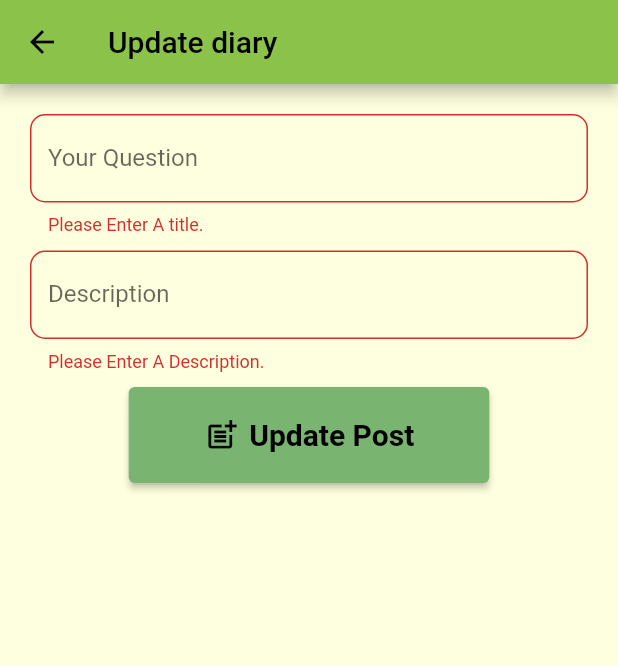
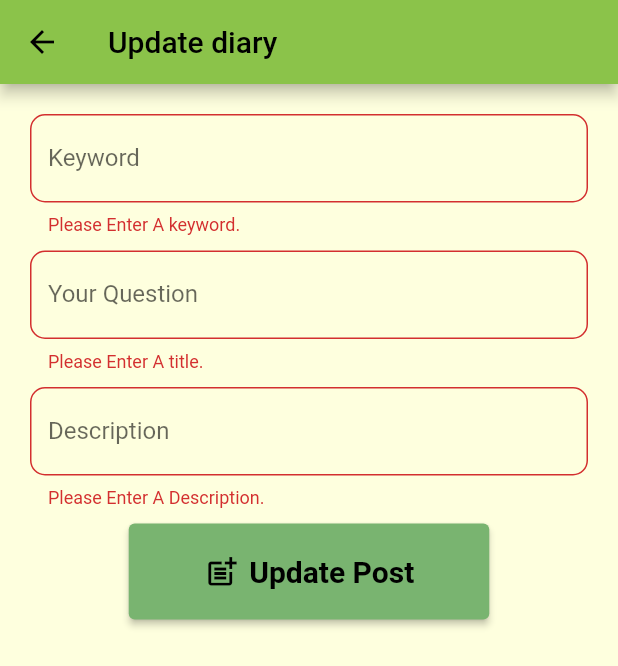
Before and after one commit to lochana-vishwajith/Flower_app, a Flutter app: the UpdateDiary screen opened directly with empty values, after a tap on "Update Post", on a phone screen of 412 x 824 dp. Shown: the top 666 px of the screen. Run offline on Flutter 3.47's test engine with Material 2 defaults, Android fonts, the phone set to English and light mode, and no system bars; our stand-ins replace firebase_database, flutter_secure_storage, fluttertoast, image_picker; missing offline and left inert: dart:ffi; accounts and stored records are empty; network calls fail.

Commit message:
added new chnges diary

```diff
--- a/client/lib/Components/my_blog_slides.dart
+++ b/client/lib/Components/my_blog_slides.dart
@@ -52,6 +52,7 @@ class MyBlogSlidesComponent extends StatelessWidget {
                                     id: model!.id,
                                     title: model!.title,
                                     description: model!.description,
+                                    keyword: model!.keyword,
                                   ));
                             },
                           ),
--- a/client/lib/Providers/diary_item_provider.dart
+++ b/client/lib/Providers/diary_item_provider.dart
@@ -12,6 +12,7 @@ class DiaryItemProvider extends ChangeNotifier {
   late String title;
   late String description;
   late String image;
+  late String keyword;
 
   List<DiaryItem> posts = [];
 
@@ -39,6 +40,15 @@ class DiaryItemProvider extends ChangeNotifier {
     return this.title;
   }
 
+  void setKeyword(String keyword) {
+    this.keyword = keyword;
+  }
+
+  String getKeyword() {
+    return this.keyword;
+  }
+
+
   void postDiaryItem(BuildContext context) async {
     print('title $title description $description');
     final response = await http.post(
@@ -49,6 +59,7 @@ class DiaryItemProvider extends ChangeNotifier {
         body: jsonEncode(<String, String>{
           'title': title,
           'description': description,
+          'keyword': keyword,
         }));
 
     if (response.statusCode == 200) {
@@ -135,7 +146,7 @@ class DiaryItemProvider extends ChangeNotifier {
     }
   }
 
-  void updateDiary(String id, String title, String description) async {
+  void updateDiary(String id, String title, String description,String keyword) async {
     final response = await http.put(
         Uri.parse('https://ctse-flowerapp.herokuapp.com/diary/$id'), //edit
         headers: <String, String>{
@@ -144,6 +155,7 @@ class DiaryItemProvider extends ChangeNotifier {
         body: jsonEncode(<String, String>{
           'title': title,
           'description': description,
+          'keyword': keyword,
         }));
 
     if (response.statusCode == 200) {
--- a/client/lib/main.dart
+++ b/client/lib/main.dart
@@ -53,7 +53,8 @@ class MyApp extends StatelessWidget {
         CreateDiary.routeName: (context) => const CreateDiary(),
         ViewDiary.routeName:(context) => const ViewDiary(),
         MyDiaries.routeName:(context)=>const  MyDiaries(),
-        UpdateDiary.routeName:(context) =>const UpdateDiary()
+        UpdateDiary.routeName:(context) =>const UpdateDiary(),
+
 
       },
     );
--- a/client/lib/models/diary_model.dart
+++ b/client/lib/models/diary_model.dart
@@ -10,21 +10,25 @@ class DiaryItem {
   String title;
   String description;
   late String? image;
+  String keyword;
 
   DiaryItem({
     required this.id,
     required this.title,
     required this.description,
+    required this.keyword,
   });
 
   factory DiaryItem.fromJson(Map<String, dynamic> json) => DiaryItem(
     id: json["_id"],
     title: json["title"],
     description: json["description"],
+    keyword: json["keyword"],
   );
   Map<String, dynamic> toJson() => {
     "_id": id,
     "_title": title,
     "_description": description,
+    "_keyword": keyword,
   };
 }
--- a/client/lib/screens/diary/diary.dart
+++ b/client/lib/screens/diary/diary.dart
@@ -18,7 +18,7 @@ class _DiaryState extends State<Diary> {
     super.initState();
   }
 
-  Widget DiaryList(posts) {
+  Widget diaryList(posts) {
     return SingleChildScrollView(
       child: Column(
         mainAxisAlignment: MainAxisAlignment.spaceAround,
@@ -49,7 +49,7 @@ class _DiaryState extends State<Diary> {
             AsyncSnapshot<List<DiaryItem>?> model,
             ) {
           if (model.hasData) {
-            return DiaryList(model.data);
+            return diaryList(model.data);
           }
           return const Center(
             child: CircularProgressIndicator(),
--- a/client/lib/screens/diary/diary_Update.dart
+++ b/client/lib/screens/diary/diary_Update.dart
@@ -17,14 +17,20 @@ class _UpdateDiaryState extends State<UpdateDiary> {
 
   var title = '';
   var description = '';
+  var keyword='';
 
   final titleController = TextEditingController();
   final descriptionController = TextEditingController();
+  final keywordController = TextEditingController();
+
+
   @override
   void dispose() {
     super.dispose();
     titleController.dispose();
     descriptionController.dispose();
+    keywordController.dispose();
+
   }
 
   @override
@@ -40,9 +46,11 @@ class _UpdateDiaryState extends State<UpdateDiary> {
 
     final String? titleVal = args?.title;
     final String? descriptionVal = args?.description;
+    final String? keywordVal = args?.keyword;
 
     titleController.text = args!.title;
     descriptionController.text = args.description;
+    keywordController.text = args.keyword;
     return Scaffold(
       appBar: AppBar(
         title: const Text("Update diary"),
@@ -62,6 +70,25 @@ class _UpdateDiaryState extends State<UpdateDiary> {
                     child: Column(
                       mainAxisSize: MainAxisSize.min,
                       children: [
+                        Padding(
+                          padding: const EdgeInsets.all(5),
+                          child: TextFormField(
+                            controller: keywordController,
+                            onChanged: (value) =>
+                            {diaryProvider.title = value},
+                            decoration: InputDecoration(
+                                labelText: "Keyword",
+                                border: OutlineInputBorder(
+                                    borderRadius: BorderRadius.circular(10))),
+                            validator: (value) {
+                              if (value!.isEmpty) {
+                                return "Please Enter A keyword.";
+                              } else {
+                                return null;
+                              }
+                            },
+                          ),
+                        ),
                         Padding(
                           padding: const EdgeInsets.all(5),
                           child: TextFormField(
@@ -116,6 +143,7 @@ class _UpdateDiaryState extends State<UpdateDiary> {
                                       "controller question ${titleController.text}");
                                   var updatedtitle = titleController.text;
                                   var updatedDes = descriptionController.text;
+                                  var updatedKey = keywordController.text;
 
                                   if (title == titleController.text) {
                                     updatedtitle = title;
@@ -125,9 +153,13 @@ class _UpdateDiaryState extends State<UpdateDiary> {
                                       descriptionController.text) {
                                     updatedDes = description;
                                   }
+                                  if (keyword==
+                                      keywordController.text) {
+                                    updatedKey = keyword;
+                                  }
 
                                   diaryProvider.updateDiary(
-                                      args.id, updatedtitle, updatedDes);
+                                      args.id, updatedtitle, updatedDes, updatedKey);
                                 }
                               },
                               icon: const Icon(Icons.post_add),
```
Also changed, not shown: client/lib/screens/diary/diary_Add.dart (+29 -7 lines), 2 other files.
